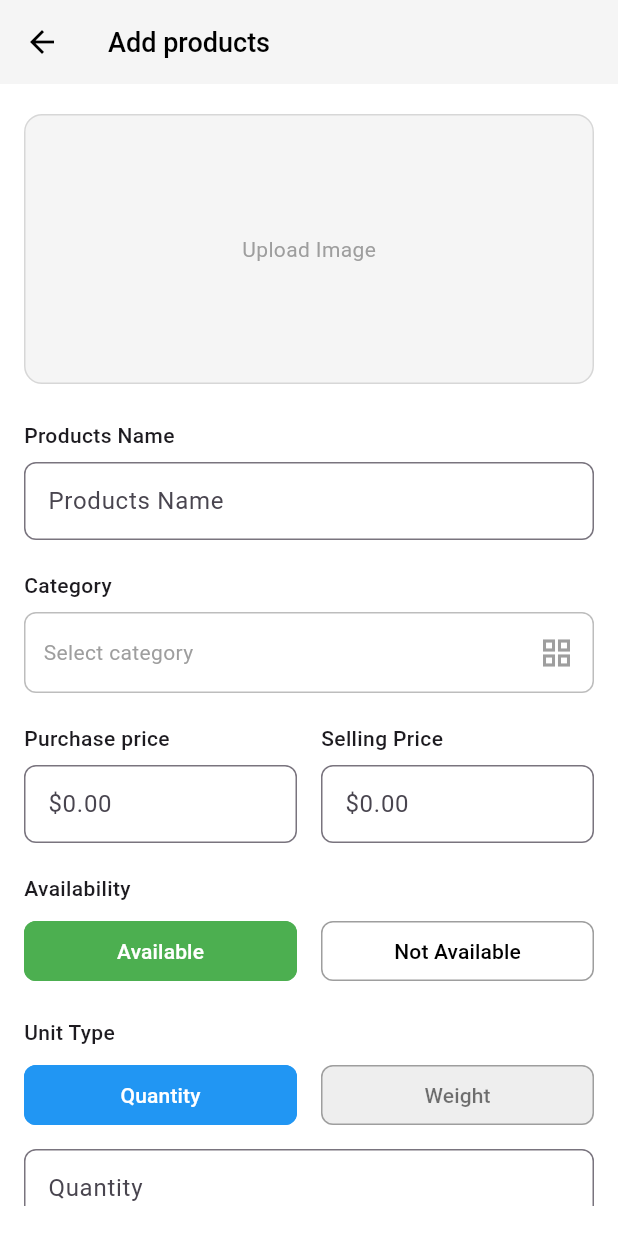
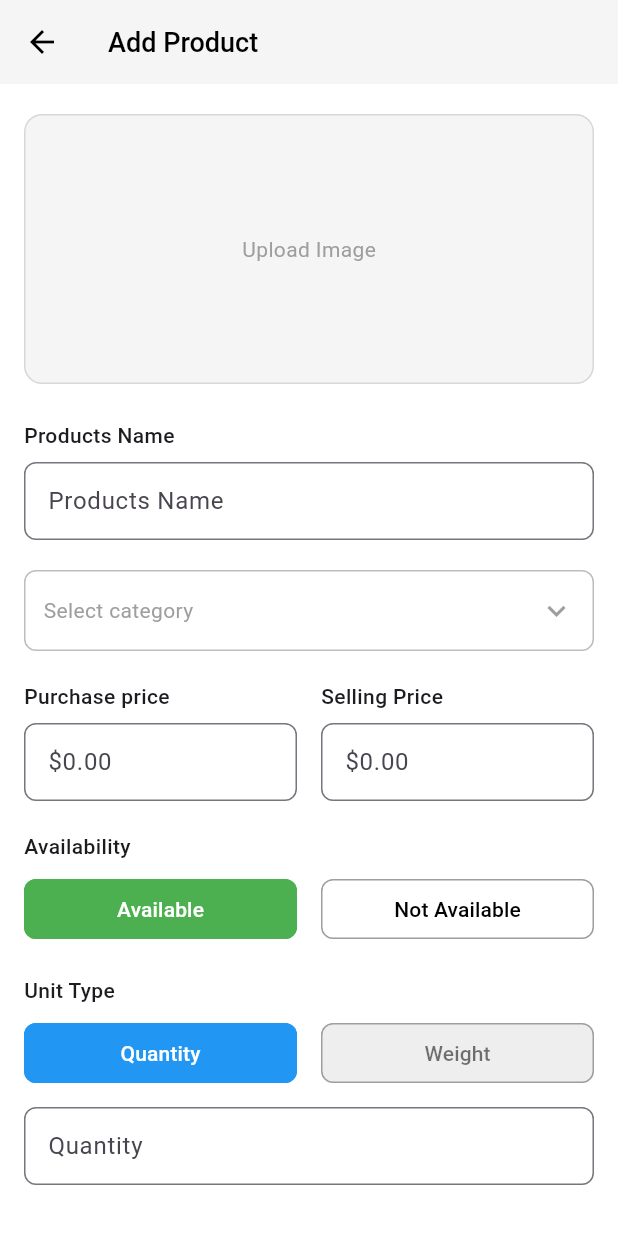
Before and after one commit to HamidSaliqa/prodex, a Flutter app: the AddProductScreen screen opened directly, on a phone screen of 412 x 824 dp. Run offline on Flutter 3.47's test engine with Material 3 defaults, Android fonts, the phone set to English and light mode, and no system bars; our stand-ins replace sqflite; accounts and stored records are empty.

Commit message:
استفاده از AppSpacing , CategoryPicker , primaryButton

```diff
--- a/lib/screens/add_product_screen.dart
+++ b/lib/screens/add_product_screen.dart
@@ -1,19 +1,20 @@
 // lib/screens/add_product_screen.dart
 
 import 'package:flutter/material.dart';
+import 'package:prodex/widgets/utils/app_spacing.dart';
 import '../models/product.dart';
 import '../data/db_helper.dart';
-import '../widgets/add_product/add_button_section.dart';
+import '../widgets/common/category_picker.dart';
+import '../widgets/common/primary_button.dart';
 import '../widgets/add_product/image_picker_section.dart';
 import '../widgets/add_product/name_field_section.dart';
-import '../widgets/add_product/category_field_section.dart';
 import '../widgets/add_product/price_fields_section.dart';
 import '../widgets/add_product/availability_section.dart';
 import '../widgets/add_product/unit_type_section.dart';
 import '../widgets/add_product/quantity_weight_field.dart';
+import '../widgets/utils/constants.dart';
 
-/// صفحه‌ای برای افزودن محصول جدید (قابل اسکرول و با قابلیت انتخاب Quantity/Weight)
-/// همراه با لودینگ تمام‌صفحه هنگام ذخیره
+/// صفحهٔ افزودن محصول جدید با Overlay لودینگ و استفاده از ویجت‌های مشترک
 class AddProductScreen extends StatefulWidget {
   const AddProductScreen({Key? key}) : super(key: key);
 
@@ -22,21 +23,37 @@ class AddProductScreen extends StatefulWidget {
 }
 
 class _AddProductScreenState extends State<AddProductScreen> {
-  // کنترلرهای فیلدها
-  final TextEditingController _nameController           = TextEditingController();
-  final TextEditingController _purchasePriceController  = TextEditingController();
-  final TextEditingController _sellingPriceController   = TextEditingController();
-  final TextEditingController _quantityController       = TextEditingController();
+  final _nameController          = TextEditingController();
+  final _purchasePriceController = TextEditingController();
+  final _sellingPriceController  = TextEditingController();
+  final _quantityController      = TextEditingController();
 
-  // وضعیت فرم
   String? _selectedCategory;
   bool   _isAvailable = true;
   bool   _isQuantity  = true;
   bool   _isLoading   = false;
 
-  final List<String> _categories = [
-    'Electronics', 'Clothing', 'Food', 'Books', 'Sports'
-  ];
+  void _handleAdd() {
+    setState(() => _isLoading = true);
+    _saveNewProduct();
+  }
+
+  Future<void> _saveNewProduct() async {
+    final p = Product(
+      name: _nameController.text,
+      category: _selectedCategory ?? '',
+      purchasePrice: double.tryParse(_purchasePriceController.text) ?? 0,
+      sellingPrice:  double.tryParse(_sellingPriceController.text)  ?? 0,
+      isAvailable:   _isAvailable,
+      quantity:      _isQuantity ? int.tryParse(_quantityController.text) ?? 0 : 0,
+      weight:        !_isQuantity ? double.tryParse(_quantityController.text) ?? 0 : 0,
+      imageUrl:      '',
+    );
+    await DbHelper.addProduct(p);
+    await Future.delayed(const Duration(seconds: 1)); // افزایش زمان لودینگ
+    setState(() => _isLoading = false);
+    Navigator.of(context).pop();
+  }
 
   @override
   void dispose() {
@@ -47,41 +64,9 @@ class _AddProductScreenState extends State<AddProductScreen> {
     super.dispose();
   }
 
-  /// هندلر کلیک روی دکمهٔ Add
-  void _handleAdd() {
-    setState(() => _isLoading = true);
-    _saveNewProduct();
-  }
-
-  /// عملیات ذخیرهٔ محصول جدید در دیتابیس
-  Future<void> _saveNewProduct() async {
-    final newProduct = Product(
-      name: _nameController.text,
-      category: _selectedCategory ?? '',
-      purchasePrice: double.tryParse(_purchasePriceController.text) ?? 0,
-      sellingPrice:  double.tryParse(_sellingPriceController.text)  ?? 0,
-      isAvailable:   _isAvailable,
-      quantity:      _isQuantity
-          ? int.tryParse(_quantityController.text) ?? 0
-          : 0,
-      weight:        !_isQuantity
-          ? double.tryParse(_quantityController.text) ?? 0
-          : 0,
-      imageUrl:      '', // در صورت لزوم مسیر یا URL عکس را وارد کنید
-    );
-
-    await DbHelper.addProduct(newProduct);
-    await Future.delayed(const Duration(seconds: 1));
-
-
-    setState(() => _isLoading = false);
-    Navigator.of(context).pop();
-  }
-
   @override
   Widget build(BuildContext context) {
     return Scaffold(
-      // اپ‌بار
       appBar: AppBar(
         backgroundColor: const Color(0xFFF5F5F5),
         elevation: 0,
@@ -90,62 +75,57 @@ class _AddProductScreenState extends State<AddProductScreen> {
           onPressed: () => Navigator.of(context).pop(),
         ),
         title: const Text(
-          'Add products',
-          style: TextStyle(
-            color: Colors.black,
-            fontSize: 18, fontWeight: FontWeight.w500,
-          ),
+          'Add Product',
+          style: TextStyle(color: Colors.black, fontSize: 18, fontWeight: FontWeight.w500),
         ),
       ),
       backgroundColor: Colors.white,
-
-      // Stack برای نمایش overlay لودینگ
       body: Stack(
         children: [
-          // محتوای اصلی فرم
           SafeArea(
             child: Padding(
               padding: const EdgeInsets.symmetric(horizontal: 16, vertical: 20),
               child: ListView(
                 physics: const BouncingScrollPhysics(),
                 children: [
-                  ImagePickerSection(onTap: () { /* TODO: آپلود تصویر */ }),
-                  const SizedBox(height: 24),
+                  ImagePickerSection(onTap: () {}),
+                  AppSpacing.v24,
                   NameFieldSection(nameController: _nameController),
-                  const SizedBox(height: 20),
-                  CategoryFieldSection(
-                    selectedCategory: _selectedCategory,
-                    onTap: () => _showCategoryPicker(context),
+                  AppSpacing.v20,
+                  CategoryPicker(
+                    selected: _selectedCategory,
+                    options: Constants.categories,
+                    onSelected: (cat) => setState(() => _selectedCategory = cat),
                   ),
-                  const SizedBox(height: 20),
+                  AppSpacing.v20,
                   PriceFieldsSection(
                     purchaseController: _purchasePriceController,
                     sellingController: _sellingPriceController,
                   ),
-                  const SizedBox(height: 20),
+                  AppSpacing.v20,
                   AvailabilitySection(
                     isAvailable: _isAvailable,
                     onChanged: (v) => setState(() => _isAvailable = v),
                   ),
-                  const SizedBox(height: 20),
+                  AppSpacing.v20,
                   UnitTypeSection(
                     isQuantity: _isQuantity,
                     onChanged: (v) => setState(() => _isQuantity = v),
                   ),
-                  const SizedBox(height: 12),
+                  AppSpacing.v12,
                   QuantityWeightField(
                     isQuantity: _isQuantity,
                     controller: _quantityController,
                   ),
-                  const SizedBox(height: 32),
-                  AddButtonSection(
+                  AppSpacing.v32,
+                  PrimaryButton(
+                    label: 'Add',
                     onPressed: _isLoading ? null : _handleAdd,
                   ),
                 ],
               ),
             ),
           ),
-          // overlay لودینگ
           if (_isLoading)
             Container(
               color: Colors.black45,
@@ -155,32 +135,4 @@ class _AddProductScreenState extends State<AddProductScreen> {
       ),
     );
   }
-
-  // دیالوگ انتخاب دسته‌بندی
-  void _showCategoryPicker(BuildContext context) {
-    showModalBottomSheet(
-      context: context,
-      shape: const RoundedRectangleBorder(
-        borderRadius: BorderRadius.vertical(top: Radius.circular(12)),
-      ),
-      builder: (ctx) => Container(
-        padding: const EdgeInsets.symmetric(vertical: 16),
-        child: ListView.separated(
-          shrinkWrap: true,
-          itemCount: _categories.length,
-          separatorBuilder: (_, __) => const Divider(height: 1),
-          itemBuilder: (_, i) {
-            final category = _categories[i];
-            return ListTile(
-              title: Text(category),
-              onTap: () {
-                setState(() => _selectedCategory = category);
-                Navigator.of(ctx).pop();
-              },
-            );
-          },
-        ),
-      ),
-    );
-  }
 }
```
Also changed, not shown: lib/screens/edit_product_screen.dart (+71 -109 lines).
